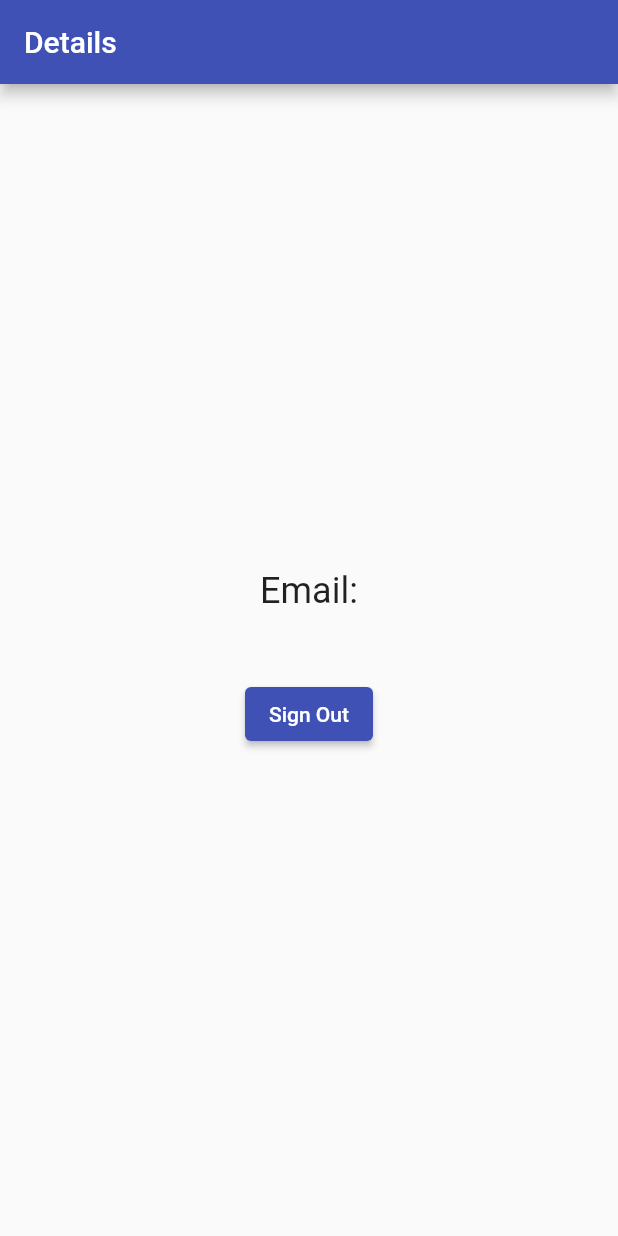
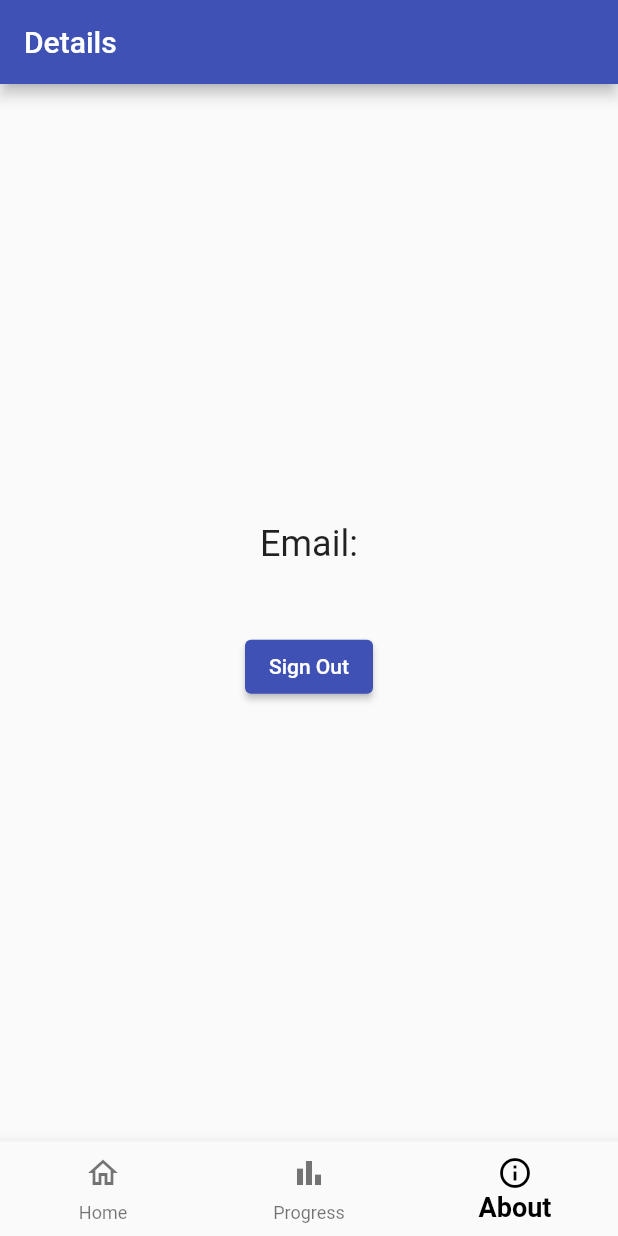
Before and after one commit to ikustow/geoquiz, a Flutter app: the DetailsPageWidget screen opened directly, on a phone screen of 412 x 824 dp. Run offline on Flutter 3.47's test engine with Material 2 defaults, Android fonts, the phone set to English and light mode, and no system bars; our stand-ins replace animated_text_kit, bloc, connectivity_plus, dio, email_validator, equatable and 4 more; missing offline and left inert: dart_airtable; accounts and stored records are empty; network calls fail.

```diff
--- a/lib/authentication/details_page.dart
+++ b/lib/authentication/details_page.dart
@@ -3,6 +3,8 @@ import 'package:flutter/material.dart';
 import 'package:flutter_bloc/flutter_bloc.dart';
 import 'package:geoquiz/authentication/bloc/auth_bloc.dart';
 import 'package:geoquiz/authentication/sign_in.dart';
+
+import '../home/widgets/bottom_navigation_bar.dart';
 
 class DetailsPageWidget extends StatelessWidget {
   const DetailsPageWidget({Key? key}) : super(key: key);
@@ -15,6 +17,7 @@ class DetailsPageWidget extends StatelessWidget {
       appBar: AppBar(
         title: const Text('Details'),
       ),
+      bottomNavigationBar:  BottomNavigationBarWidget(index: 2,),
       body: BlocListener<AuthBloc, AuthState>(
         listener: (context, state) {
           if (state is UnAuthenticated) {
@@ -44,6 +47,7 @@ class DetailsPageWidget extends StatelessWidget {
                   context.read<AuthBloc>().add(SignOutRequested());
                 },
               ),
+
             ],
           ),
         ),
--- /dev/null
+++ b/lib/home/widgets/bottom_navigation_bar.dart
@@ -0,0 +1,64 @@
+import 'package:flutter/material.dart';
+import 'package:geoquiz/home/home.dart';
+
+import '../../authentication/details_page.dart';
+import '../../generated/l10n.dart';
+
+class BottomNavigationBarWidget extends StatefulWidget {
+
+  final int index;
+  const BottomNavigationBarWidget({Key? key, required this.index, }) : super(key: key);
+
+  @override
+  State<BottomNavigationBarWidget> createState() => _BottomNavigationBarWidgetState();
+}
+
+class _BottomNavigationBarWidgetState extends State<BottomNavigationBarWidget> {
+  late int selectedIndex = widget.index;
+
+  @override
+  void onItemTapped(int index) {
+    setState(() {
+      selectedIndex = index;
+
+      if (selectedIndex == 2) {
+       Navigator.pushReplacement(context,
+            MaterialPageRoute(builder: (context) => const DetailsPageWidget()));
+      }
+
+      if (selectedIndex == 0) {
+        Navigator.pushReplacement(context,
+            MaterialPageRoute(builder: (context) => const HomePage()));
+      }
+
+    });
+  }
+
+  Widget build(BuildContext context) {
+    return BottomNavigationBar(
+
+
+
+      currentIndex: selectedIndex,
+      selectedFontSize: 18,
+      selectedLabelStyle: TextStyle(fontWeight: FontWeight.bold),
+      selectedItemColor: Colors.black,
+
+      items:  <BottomNavigationBarItem>[
+        BottomNavigationBarItem(
+          icon: Icon(Icons.home_outlined),
+          label: S.of(context).home_bar_title,
+        ),
+        BottomNavigationBarItem(
+          icon: Icon(Icons.bar_chart_outlined),
+          label: S.of(context).progress_bar_title,
+        ),
+        BottomNavigationBarItem(
+          icon: Icon(Icons.info_outline),
+          label:  S.of(context).about_bar_title,
+        ),
+      ],
+      onTap: onItemTapped,
+    );
+  }
+}
--- a/lib/l10n/intl_en.arb
+++ b/lib/l10n/intl_en.arb
@@ -2,5 +2,13 @@
   "start_button_title": "Start",
   "sign_in_app_bar_title": "Geo quiz",
   "sign_in_title": "Sign in",
+  "welcome_animate_title_1": "Best",
+  "welcome_animate_title_2": "Quiz",
+  "welcome_animate_title_3": "In the",
+  "welcome_animate_title_4": "WORLD!",
+  "welcome_text_title": "Welcome, ",
+  "home_bar_title": "Home",
+  "progress_bar_title": "Progress",
+  "about_bar_title": "About",
   "home_appbar_title": "Geo quiz"
 }
--- a/pubspec.yaml
+++ b/pubspec.yaml
@@ -37,6 +37,7 @@ dependencies:
   firebase_auth: ^3.3.18
   email_validator: ^2.0.1
   google_sign_in: ^5.2.1
+  animated_text_kit: ^4.2.1
   dio: ^4.0.6
   flutter_localizations:
     sdk: flutter
```
Also changed, not shown: lib/home/home.dart (+14 -6 lines), lib/home/widgets/animated_welcome_text.dart (added, +60 -0 lines), lib/home/widgets/welcome_text_widget.dart (added, +27 -0 lines), lib/theme.dart (+21 -0 lines), lib/generated/intl/messages_en.dart, lib/generated/l10n.dart, pubspec.lock.
